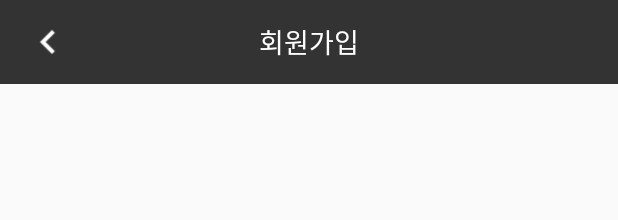
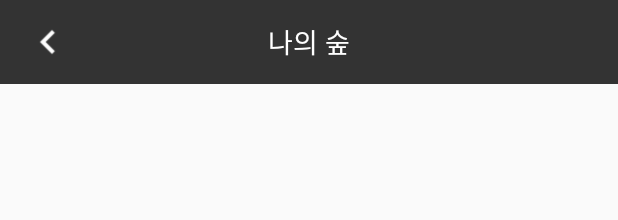
Before and after one commit to Porest/Porest, an Android app: the layout main.xml on its own in the app's theme, with its tools: preview values and no code run, on a phone screen of 412 x 824 dp. Shown: the top 220 px of the screen. Run offline under Robolectric (Android 15) with nearby library versions, the phone set to English and light mode, and no system bars.

Commit message:
테스트 코드 제거

```diff
--- a/Android/app/src/main/java/com/planb/porest/activities/TreeDetail.java
+++ b/Android/app/src/main/java/com/planb/porest/activities/TreeDetail.java
@@ -95,10 +95,6 @@ public class TreeDetail extends BaseActivity {
     }
 
     private void setDatas(int treeIndex) {
-        ArrayList<Leaf> leafList = new ArrayList<>();
-        Leaf leaf = new Leaf(1, "hello");
-
-        leafList.add(leaf);
         aq.ajax(Host.HOST + "/post?tree_idx=" + treeIndex, String.class, new AjaxCallback<String>() {
             @Override
             public void callback(String url, String response, AjaxStatus status) {
--- a/Android/app/src/main/java/com/planb/porest/activities/account/Signup.java
+++ b/Android/app/src/main/java/com/planb/porest/activities/account/Signup.java
@@ -70,6 +70,7 @@ public class Signup extends BaseActivity {
                         aq.ajax(Host.HOST + "/register", params, String.class, new AjaxCallback<String>() {
                             @Override
                             public void callback(String url, String object, AjaxStatus status) {
+                                System.out.println(status.getCode());
                                 if(status.getCode() == 200) {
                                     SnackbarManager.make(v, "회원가입 성공!").show();
                                     startActivity(new Intent(getApplicationContext(), Login.class));
--- a/Android/app/src/main/res/layout/main.xml
+++ b/Android/app/src/main/res/layout/main.xml
@@ -32,12 +32,13 @@
                     android:layout_height="wrap_content"
                     android:layout_centerHorizontal="true"
                     android:layout_centerVertical="true"
-                    android:text="회원가입"
+                    android:text="나의 숲"
                     android:textColor="#ffffff"
                     android:textSize="18sp"/>
             </RelativeLayout>
         </Toolbar>
         <android.support.v7.widget.RecyclerView
+            android:layout_marginTop="15dp"
             android:id="@+id/recyclerView"
             android:layout_width="match_parent"
             android:layout_height="wrap_content"
--- a/Android/app/src/main/res/layout/tree_detail.xml
+++ b/Android/app/src/main/res/layout/tree_detail.xml
@@ -58,7 +58,7 @@
             android:layout_below="@id/leaf"
             android:layout_marginTop="20dp"
             android:layout_centerInParent="true"/>
-        <ScrollView
+        <android.support.v4.widget.NestedScrollView
             android:layout_width="match_parent"
             android:layout_height="match_parent"
             android:layout_below="@id/treeImage"
@@ -70,7 +70,7 @@
                 app:layoutManager="LinearLayoutManager">
 
             </android.support.v7.widget.RecyclerView>
-        </ScrollView>
+        </android.support.v4.widget.NestedScrollView>
         <ImageView
             android:id="@+id/fab"
             android:layout_width="86dp"
```
Also changed, not shown: Android/app/src/main/java/com/planb/porest/activities/MainActivity.java (+21 -1 lines).
